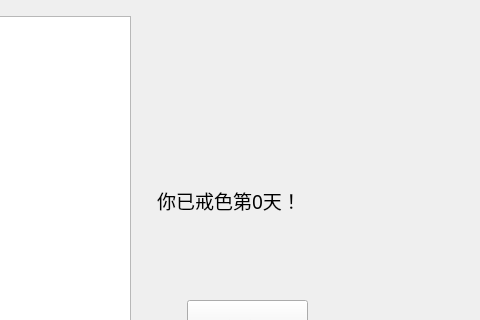
Before: the Qt Designer form UI/main.ui in nitaichuchong/Check_in_tool, drawn with Qt 5; both pictures show x 183 to 663 and y 0 to 320 of the 663 by 482 pixel window.
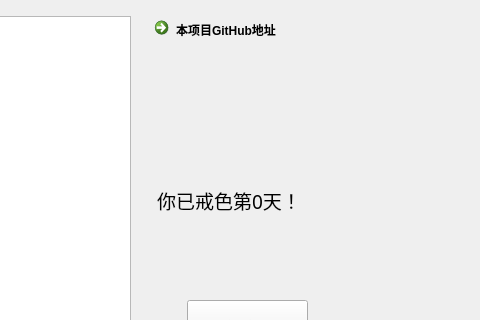
After: the same form once the commit is applied.

Commit message: 大量修复bug，完善各功能，尤其是各窗口的交互问题，2.1版本就绪

Patch:
```diff
--- a/UI/main.ui
+++ b/UI/main.ui
@@ -121,6 +121,19 @@
     <string>打开测试工具箱</string>
    </property>
   </widget>
+  <widget class="QCommandLinkButton" name="commandLinkButton">
+   <property name="geometry">
+    <rect>
+     <x>330</x>
+     <y>10</y>
+     <width>222</width>
+     <height>48</height>
+    </rect>
+   </property>
+   <property name="text">
+    <string>本项目GitHub地址</string>
+   </property>
+  </widget>
  </widget>
  <resources/>
  <connections/>
```
The commit also changes 6 other files.
